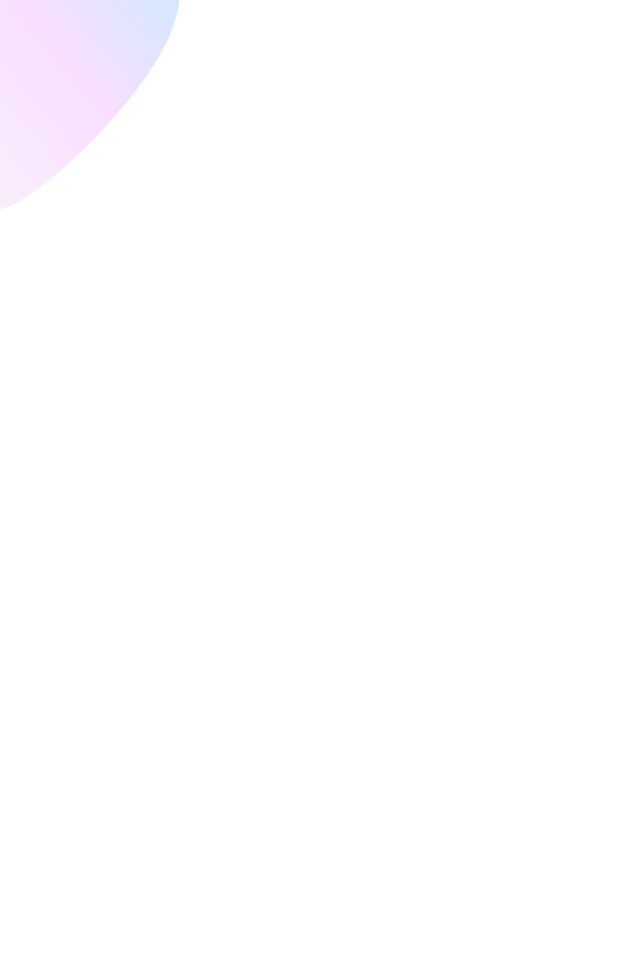
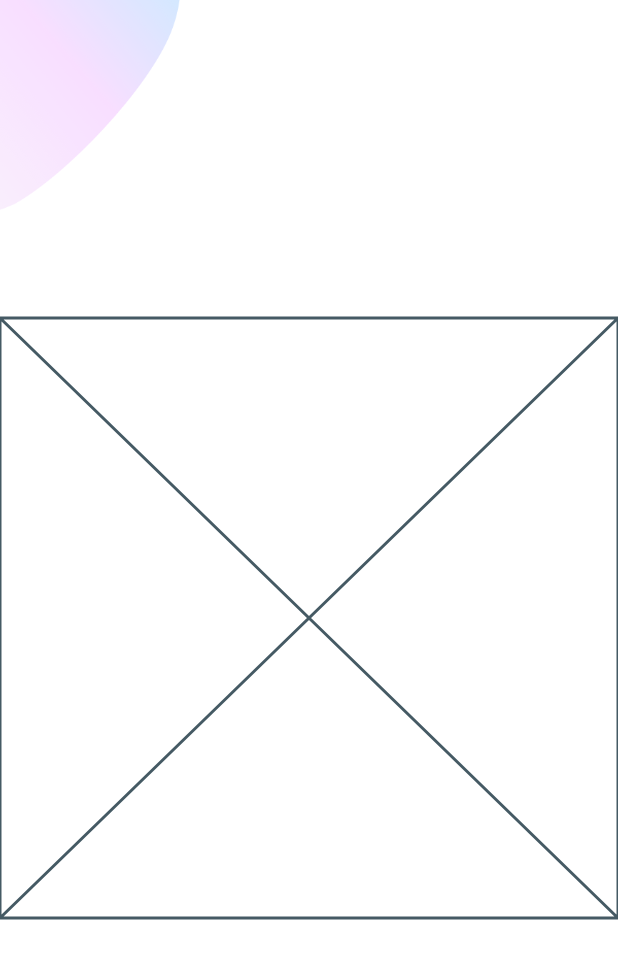
Before and after one commit to j-pcgoncalves/login_signup_page, a Flutter app: the screen it shows after launch, on a phone screen of 412 x 824 dp. Shown: the top 959 px of the screen. Run offline on Flutter 3.47's test engine with Material 2 defaults, Android fonts, the phone set to English and light mode, and no system bars.

Commit message:
create a responsive file

```diff
--- /dev/null
+++ b/lib/Screens/Welcome/components/login_signup_btn.dart
@@ -0,0 +1,10 @@
+import 'package:flutter/material.dart';
+
+class LoginAndSignupBtn extends StatelessWidget {
+  const LoginAndSignupBtn({Key? key}) : super(key: key);
+
+  @override
+  Widget build(BuildContext context) {
+    return const Placeholder();
+  }
+}
--- /dev/null
+++ b/lib/Screens/Welcome/components/welcome_image.dart
@@ -0,0 +1,10 @@
+import 'package:flutter/material.dart';
+
+class WelcomeImage extends StatelessWidget {
+  const WelcomeImage({Key? key}) : super(key: key);
+
+  @override
+  Widget build(BuildContext context) {
+    return const Placeholder();
+  }
+}
--- a/lib/Screens/Welcome/welcome_screen.dart
+++ b/lib/Screens/Welcome/welcome_screen.dart
@@ -1,13 +1,50 @@
 import 'package:flutter/material.dart';
+import 'package:login_signup_page/Screens/Welcome/components/login_signup_btn.dart';
+import 'package:login_signup_page/Screens/Welcome/components/welcome_image.dart';
 import 'package:login_signup_page/components/background.dart';
+import 'package:login_signup_page/responsive.dart';
 
 class WelcomeScreen extends StatelessWidget {
   const WelcomeScreen({Key? key}) : super(key: key);
 
   @override
   Widget build(BuildContext context) {
-    return const Background(
-      child: SingleChildScrollView(),
+    return Background(
+      child: SingleChildScrollView(
+        child: SafeArea(
+          child: Responsive(
+            desktop: Row(
+              mainAxisAlignment: MainAxisAlignment.end,
+              children: [
+                const Expanded(
+                  child: WelcomeImage(),
+                ),
+                Expanded(
+                  child: Row(
+                    mainAxisAlignment: MainAxisAlignment.center,
+                    children: const [
+                      SizedBox(
+                        width: 450,
+                        child: LoginAndSignupBtn(),
+                      ),
+                    ],
+                  ),
+                ),
+              ],
+            ),
+            mobile: const MobileWelcomeScreen(),
+          ),
+        ),
+      ),
     );
   }
 }
+
+class MobileWelcomeScreen extends StatelessWidget {
+  const MobileWelcomeScreen({Key? key}) : super(key: key);
+
+  @override
+  Widget build(BuildContext context) {
+    return const Placeholder();
+  }
+}
--- /dev/null
+++ b/lib/responsive.dart
@@ -0,0 +1,37 @@
+import 'package:flutter/material.dart';
+
+class Responsive extends StatelessWidget {
+  final Widget mobile;
+  final Widget? tablet;
+  final Widget desktop;
+
+  const Responsive({
+    Key? key,
+    required this.mobile,
+    this.tablet,
+    required this.desktop,
+  }) : super(key: key);
+
+  static bool isMobile(BuildContext context) =>
+      MediaQuery.of(context).size.width < 576;
+
+  static bool isTablet(BuildContext context) =>
+      MediaQuery.of(context).size.width >= 576 &&
+      MediaQuery.of(context).size.width <= 992;
+
+  static bool isDesktop(BuildContext context) =>
+      MediaQuery.of(context).size.width > 992;
+
+  @override
+  Widget build(BuildContext context) {
+    final Size size = MediaQuery.of(context).size;
+
+    if (size.width > 992) {
+      return desktop;
+    } else if (size.width >= 576 && tablet != null) {
+      return tablet!;
+    } else {
+      return mobile;
+    }
+  }
+}
```
